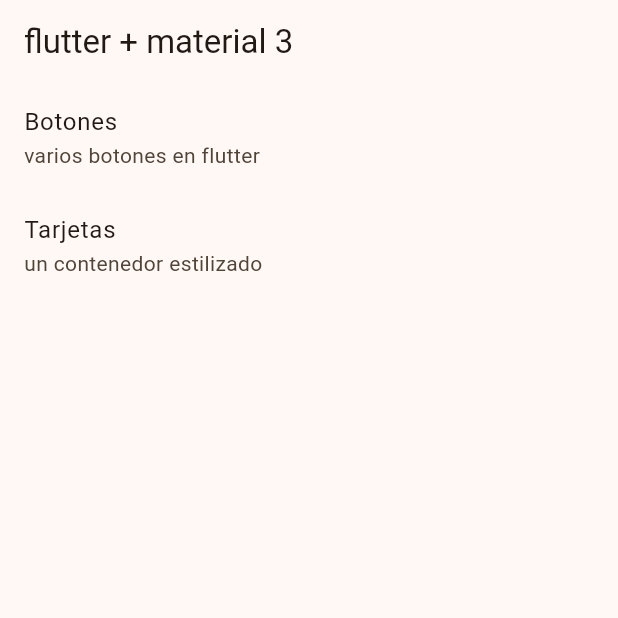
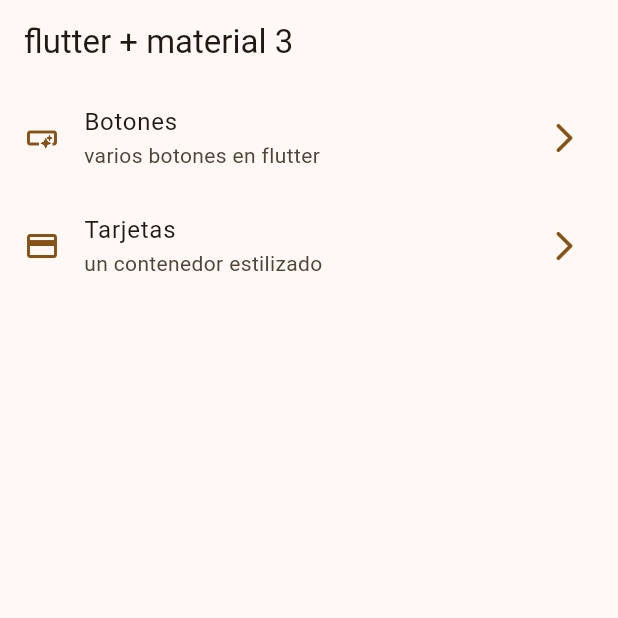
Before and after one commit to Angelina-Pinto/flutterAppWidgets, a Flutter app: the screen it shows after launch, on a phone screen of 412 x 824 dp, the top half of it. Run offline on Flutter 3.47's test engine with Material 3 defaults, Android fonts, the phone set to English and light mode, and no system bars.

Commit message:
Implementacion de listTile

```diff
--- a/lib/presentation/screens/home/home_screen.dart
+++ b/lib/presentation/screens/home/home_screen.dart
@@ -21,18 +21,41 @@
 
   @override
   Widget build(BuildContext context) {
-
     return ListView.builder(
+      physics: BouncingScrollPhysics(),
       itemCount: appMenuItems.length,
       itemBuilder: (context, index){
         //recorriendo lista de appMenuItems
         final menuItem = appMenuItems[index];
         //obteniendo el valor de objeto
-        return ListTile(
-          title: Text(menuItem.title),
-          subtitle: Text(menuItem.subtitle),
-        );
+        return _CustomListTile(menuItem: menuItem);
       },
     );
   }
 }
+
+class _CustomListTile extends StatelessWidget {
+  const _CustomListTile({
+    super.key,
+    required this.menuItem,
+  });
+
+  final MenuItems menuItem;
+
+  @override
+  Widget build(BuildContext context) {
+
+    final colors = Theme.of(context).colorScheme;
+
+    return ListTile(
+      leading: Icon(menuItem.icon, color: colors.primary,),
+      trailing: Icon(Icons.arrow_forward_ios_rounded, color: colors.primary,),
+      title: Text(menuItem.title),
+      subtitle: Text(menuItem.subtitle),
+      onTap: () {
+
+      },
+
+    );
+  }
+}
```
